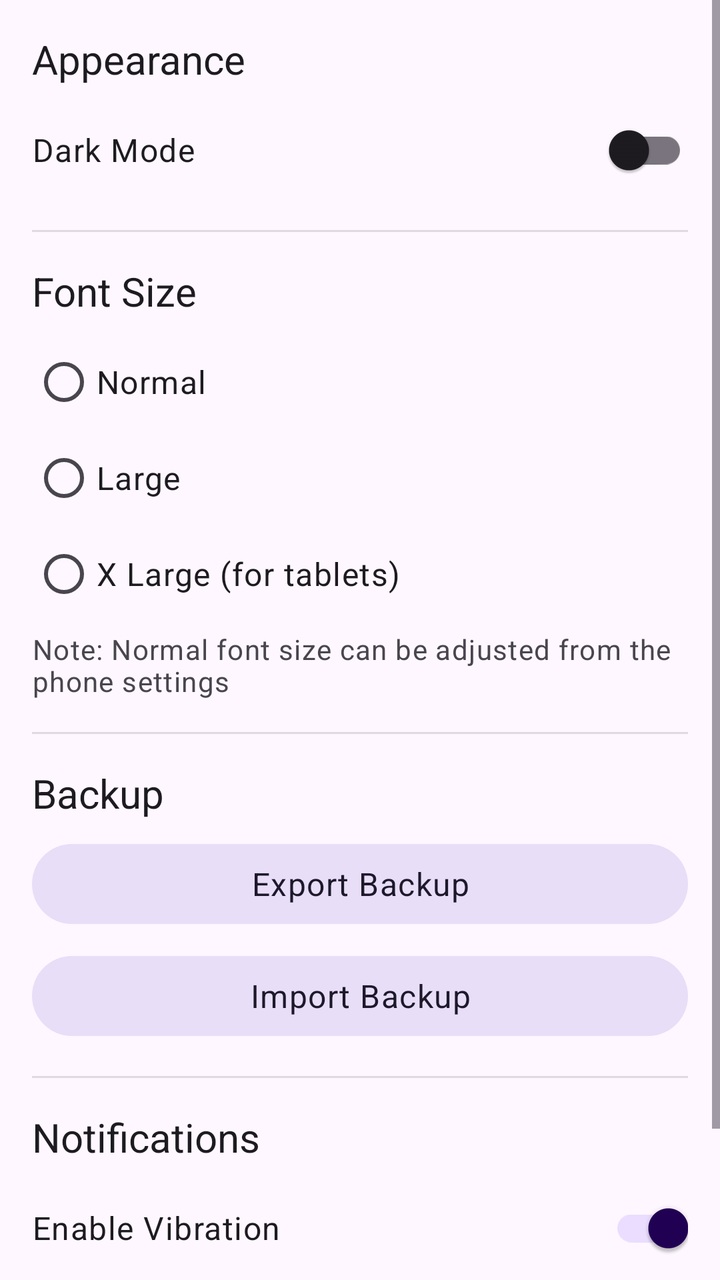
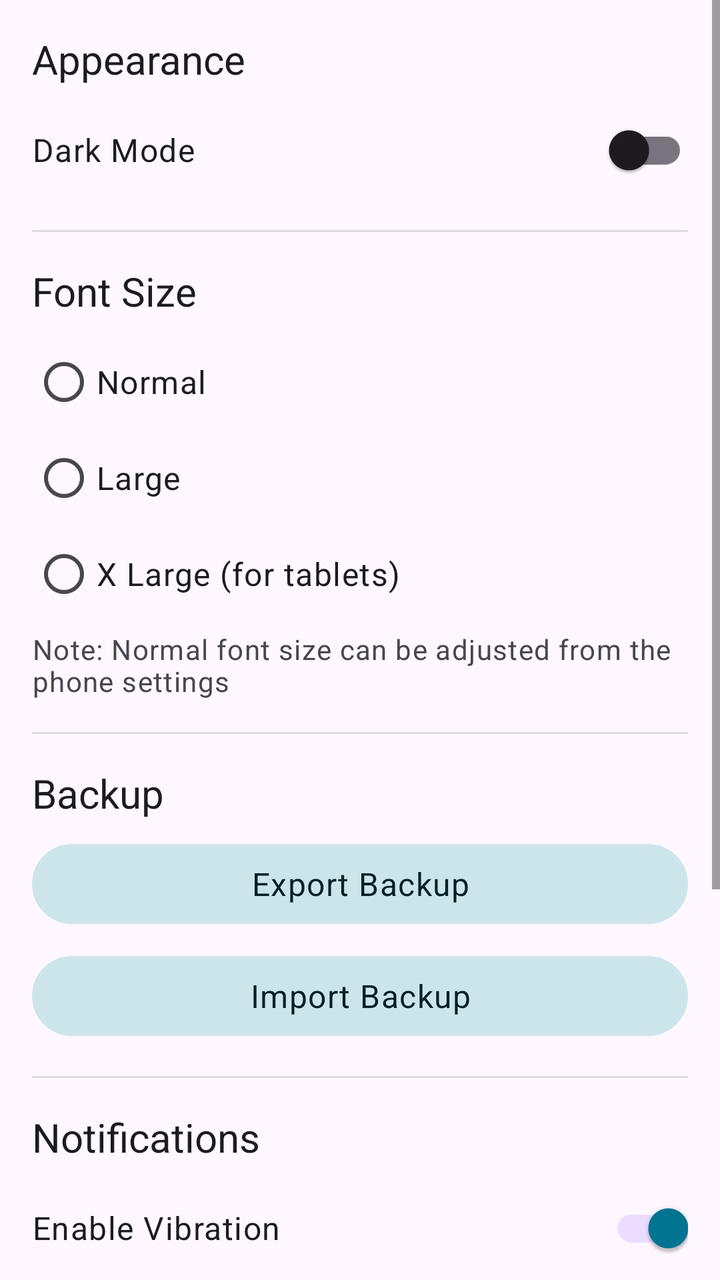

Screens rendered from an Android XML layout before and after an edit, with the pre-edit source and the edit as a unified diff.
<!-- AndroidManifest.xml: application theme Theme.MedicineReminder -->
<!-- res/layout/activity_settings.xml -->
<?xml version="1.0" encoding="utf-8"?>
<ScrollView xmlns:android="http://schemas.android.com/apk/res/android"
    xmlns:app="http://schemas.android.com/apk/res-auto"
    xmlns:tools="http://schemas.android.com/tools"
    android:layout_width="match_parent"
    android:layout_height="match_parent"
    android:fillViewport="true">

    <LinearLayout
        android:layout_width="match_parent"
        android:layout_height="wrap_content"
        android:orientation="vertical"
        android:padding="16dp"
        tools:context=".ui.SettingsActivity">

        <TextView
            android:layout_width="wrap_content"
            android:layout_height="wrap_content"
            android:text="Appearance"
            android:textAppearance="?attr/textAppearanceTitleLarge"
            android:layout_marginBottom="8dp"/>

        <com.google.android.material.switchmaterial.SwitchMaterial
            android:id="@+id/switchDarkMode"
            android:layout_width="match_parent"
            android:layout_height="wrap_content"
            android:text="Dark Mode"
            android:textAppearance="?attr/textAppearanceBodyLarge" />

        <View
            android:layout_width="match_parent"
            android:layout_height="1dp"
            android:background="?android:attr/listDivider"
            android:layout_marginTop="16dp"
            android:layout_marginBottom="16dp"/>

        <TextView
            android:layout_width="wrap_content"
            android:layout_height="wrap_content"
            android:text="Font Size"
            android:textAppearance="?attr/textAppearanceTitleLarge"
            android:layout_marginBottom="8dp"/>

        <RadioGroup
            android:id="@+id/radioGroupFontSize"
            android:layout_width="match_parent"
            android:layout_height="wrap_content">
            <RadioButton
                android:id="@+id/radioNormal"
                android:layout_width="wrap_content"
                android:layout_height="wrap_content"
                android:text="Normal"
                android:textAppearance="?attr/textAppearanceBodyLarge" />
            <RadioButton
                android:id="@+id/radioLarge"
                android:layout_width="wrap_content"
                android:layout_height="wrap_content"
                android:text="Large"
                android:textAppearance="?attr/textAppearanceBodyLarge" />
            <RadioButton
                android:id="@+id/radioExtraLarge"
                android:layout_width="wrap_content"
                android:layout_height="wrap_content"
                android:text="X Large (for tablets)"
                android:textAppearance="?attr/textAppearanceBodyLarge" />
        </RadioGroup>

        <TextView
            android:layout_width="match_parent"
            android:layout_height="wrap_content"
            android:text="Note: Normal font size can be adjusted from the phone settings"
            android:textAppearance="?attr/textAppearanceBodySmall"
            android:textColor="?android:attr/textColorSecondary"
            android:layout_marginTop="4dp" />

        <View
            android:layout_width="match_parent"
            android:layout_height="1dp"
            android:background="?android:attr/listDivider"
            android:layout_marginTop="16dp"
            android:layout_marginBottom="16dp"/>

        <TextView
            android:layout_width="wrap_content"
            android:layout_height="wrap_content"
            android:text="Backup"
            android:textAppearance="?attr/textAppearanceTitleLarge"
            android:layout_marginBottom="8dp"/>

        <com.google.android.material.button.MaterialButton
            android:id="@+id/buttonBackup"
            android:layout_width="match_parent"
            android:layout_height="wrap_content"
            android:text="Export Backup"
            style="@style/Widget.Material3.Button.TonalButton"
            android:textAppearance="?attr/textAppearanceBodyLarge" />

        <com.google.android.material.button.MaterialButton
            android:id="@+id/buttonRestore"
            android:layout_width="match_parent"
            android:layout_height="wrap_content"
            android:layout_marginTop="8dp"
            android:text="Import Backup"
            style="@style/Widget.Material3.Button.TonalButton"
            android:textAppearance="?attr/textAppearanceBodyLarge" />

        <View
            android:layout_width="match_parent"
            android:layout_height="1dp"
            android:background="?android:attr/listDivider"
            android:layout_marginTop="16dp"
            android:layout_marginBottom="16dp"/>

        <TextView
            android:layout_width="wrap_content"
            android:layout_height="wrap_content"
            android:text="Notifications"
            android:textAppearance="?attr/textAppearanceTitleLarge"
            android:layout_marginBottom="8dp"/>

        <com.google.android.material.switchmaterial.SwitchMaterial
            android:id="@+id/switchVibration"
            android:layout_width="match_parent"
            android:layout_height="wrap_content"
            android:text="Enable Vibration"
            android:textAppearance="?attr/textAppearanceBodyLarge"
            android:checked="true" />

        <View
            android:layout_width="match_parent"
            android:layout_height="0dp"
            android:layout_weight="1" />

        <com.google.android.material.button.MaterialButton
            android:id="@+id/buttonBack"
            android:layout_width="match_parent"
            android:layout_height="wrap_content"
            android:layout_marginTop="24dp"
            android:text="Back to Main"
            style="@style/Widget.Material3.Button.TonalButton"
            android:textAppearance="?attr/textAppearanceLabelLarge" />

    </LinearLayout>
</ScrollView>
<!-- resources referenced by this layout -->
<resources>
  <style name="Theme.MedicineReminder" parent="Theme.Material3.DayNight.NoActionBar">
          
          <item name="colorPrimary">#210054</item>
          <item name="colorOnPrimary">@color/white</item>
          
          <item name="colorSecondary">@color/teal_200</item>
          <item name="colorOnSecondary">@color/black</item>
  
          <item name="fabBackgroundColor">#210054</item>
          <item name="fabIconColor">@color/white</item>
  
          
          <item name="textAppearanceTitleLarge">@style/AppHeadline6</item>
          <item name="textAppearanceHeadlineMedium">@style/AppHeadline5</item>
          <item name="textAppearanceTitleMedium">@style/AppSubtitle1</item>
          <item name="textAppearanceBodyLarge">@style/AppBody1</item>
          <item name="textAppearanceBodySmall">@style/AppBody2</item>
          <item name="textAppearanceLabelLarge">@style/AppButton</item>
      </style>
  <color name="white">#FFFFFFFF</color>
  <color name="teal_200">#FF03DAC5</color>
  <color name="black">#FF000000</color>
  <style name="AppHeadline6" parent="TextAppearance.Material3.TitleLarge">
          <item name="android:textSize">20sp</item>
          <item name="android:lineSpacingMultiplier">1.2</item>
      </style>
  <style name="AppHeadline5" parent="TextAppearance.Material3.HeadlineMedium">
          <item name="android:textSize">24sp</item>
          <item name="android:lineSpacingMultiplier">1.2</item>
      </style>
  <style name="AppSubtitle1" parent="TextAppearance.Material3.TitleMedium">
          <item name="android:textSize">18sp</item>
          <item name="android:lineSpacingMultiplier">1.2</item>
      </style>
  <style name="AppBody1" parent="TextAppearance.Material3.BodyLarge">
          <item name="android:textSize">16sp</item>
          <item name="android:lineSpacingMultiplier">1.2</item>
      </style>
  <style name="AppBody2" parent="TextAppearance.Material3.BodySmall">
          <item name="android:textSize">14sp</item>
          <item name="android:lineSpacingMultiplier">1.2</item>
      </style>
  <style name="AppButton" parent="TextAppearance.Material3.LabelLarge">
          <item name="android:textSize">14sp</item>
          <item name="android:lineSpacingMultiplier">1.2</item>
      </style>
</resources>

<!-- the commit's change to res/layout/activity_settings.xml (unified diff, before → after) -->
@@ -124,7 +124,37 @@
             android:layout_height="wrap_content"
             android:text="Enable Vibration"
             android:textAppearance="?attr/textAppearanceBodyLarge"
-            android:checked="true" />
+            android:checked="true"
+            android:layout_marginBottom="16dp" />
+
+        <com.google.android.material.textfield.TextInputLayout
+            android:layout_width="match_parent"
+            android:layout_height="wrap_content"
+            android:hint="Notification Title"
+            android:layout_marginBottom="8dp"
+            style="@style/Widget.Material3.TextInputLayout.OutlinedBox">
+            <com.google.android.material.textfield.TextInputEditText
+                android:id="@+id/editTextNotificationTitle"
+                android:layout_width="match_parent"
+                android:layout_height="wrap_content"
+                android:inputType="textCapSentences"
+                android:textAppearance="?attr/textAppearanceBodyLarge" />
+        </com.google.android.material.textfield.TextInputLayout>
+
+        <com.google.android.material.textfield.TextInputLayout
+            android:layout_width="match_parent"
+            android:layout_height="wrap_content"
+            android:hint="Notification Message Prefix"
+            android:layout_marginBottom="8dp"
+            app:helperText="Example: 'It\'s time to take' -> 'It\'s time to take Aspirin'"
+            style="@style/Widget.Material3.TextInputLayout.OutlinedBox">
+            <com.google.android.material.textfield.TextInputEditText
+                android:id="@+id/editTextNotificationMessage"
+                android:layout_width="match_parent"
+                android:layout_height="wrap_content"
+                android:inputType="textCapSentences"
+                android:textAppearance="?attr/textAppearanceBodyLarge" />
+        </com.google.android.material.textfield.TextInputLayout>
 
         <View
             android:layout_width="match_parent"
<!-- resource entries referenced after the edit -->
@@ -2,13 +2,19 @@
 <resources>
   <style name="Theme.MedicineReminder" parent="Theme.Material3.DayNight.NoActionBar">
           
-          <item name="colorPrimary">#210054</item>
+          <item name="colorPrimary">#007694</item>
           <item name="colorOnPrimary">@color/white</item>
+  
           
-          <item name="colorSecondary">@color/teal_200</item>
-          <item name="colorOnSecondary">@color/black</item>
+          <item name="colorSecondary">#007694</item>
+          <item name="colorOnSecondary">@color/white</item>
   
-          <item name="fabBackgroundColor">#210054</item>
+          
+          <item name="colorSecondaryContainer">#CCE5EB</item>
+          <item name="colorOnSecondaryContainer">#002029</item>
+  
+          
+          <item name="fabBackgroundColor">#007694</item>
           <item name="fabIconColor">@color/white</item>
   
           
@@ -20,8 +26,6 @@
           <item name="textAppearanceLabelLarge">@style/AppButton</item>
       </style>
   <color name="white">#FFFFFFFF</color>
-  <color name="teal_200">#FF03DAC5</color>
-  <color name="black">#FF000000</color>
   <style name="AppHeadline6" parent="TextAppearance.Material3.TitleLarge">
           <item name="android:textSize">20sp</item>
           <item name="android:lineSpacingMultiplier">1.2</item>
